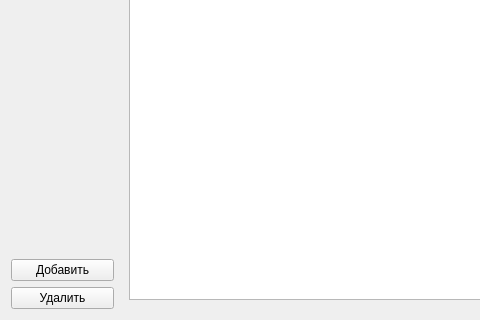
Above: ui/admin/AdminRecommendationWidget.ui from xamlo721/SecurityHelper before the change; both pictures show x 0 to 480 and y 312 to 632 of the 1258 by 632 pixel window. Below: the same form after it.
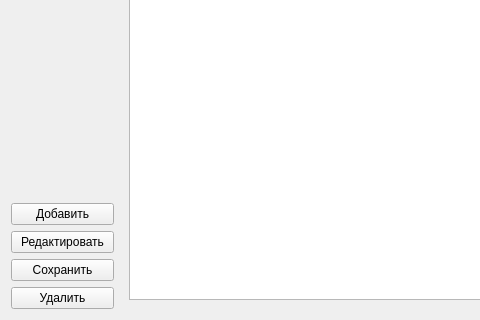
That is the form after the change. Custom widgets are drawn as their Qt base class.

Commit message: fix puttons name in admin rec widget

What changed in the file:
```diff
--- a/ui/admin/AdminRecommendationWidget.ui
+++ b/ui/admin/AdminRecommendationWidget.ui
@@ -40,6 +40,20 @@
        </property>
       </widget>
      </item>
+     <item>
+      <widget class="QPushButton" name="pushButton_editRecommendation">
+       <property name="text">
+        <string>Редактировать</string>
+       </property>
+      </widget>
+     </item>
+     <item>
+      <widget class="QPushButton" name="pushButton_saveRecommendation">
+       <property name="text">
+        <string>Сохранить</string>
+       </property>
+      </widget>
+     </item>
      <item>
       <widget class="QPushButton" name="pushButton_deleteRecommendation">
        <property name="text">
```
